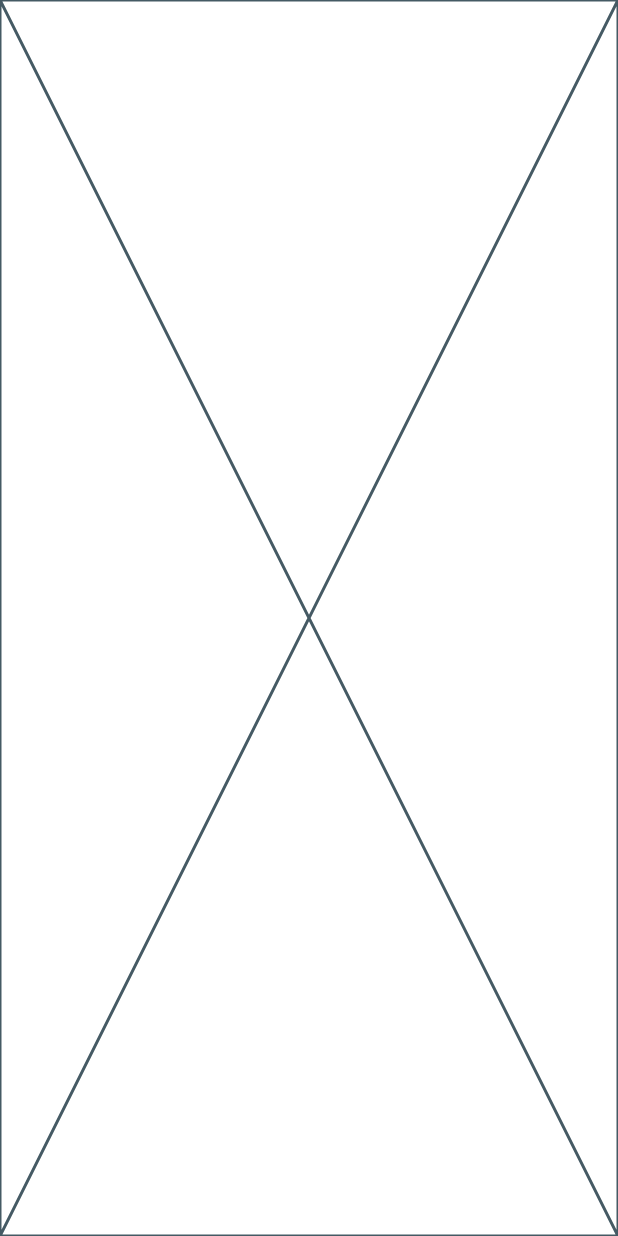
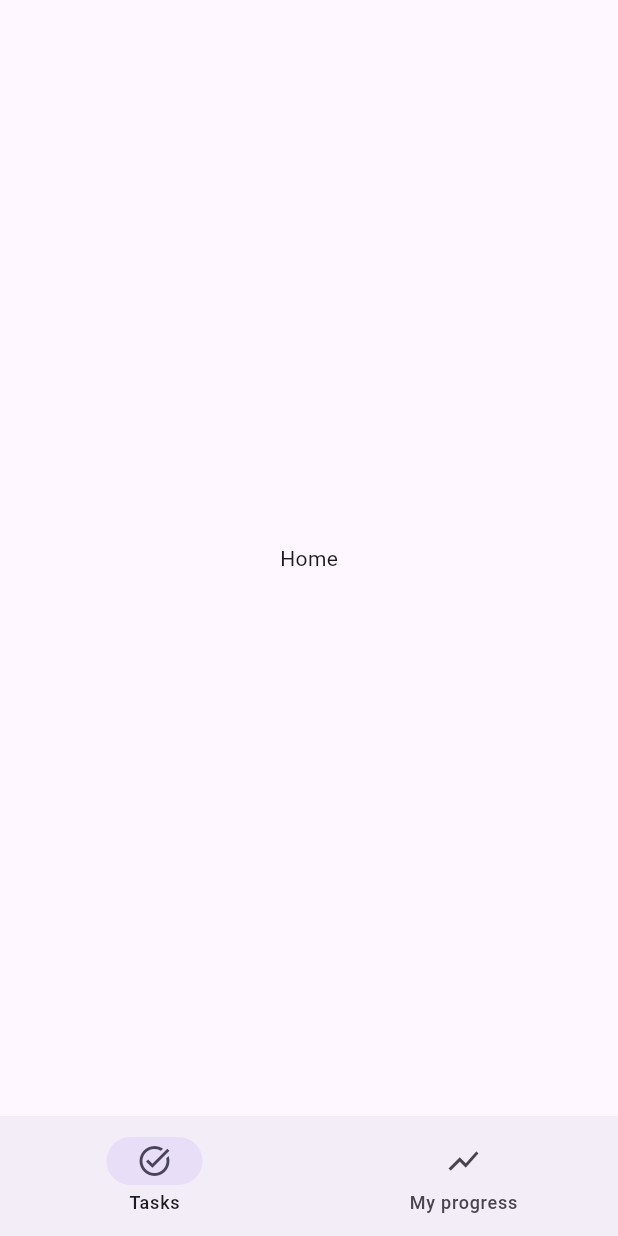
Before and after one commit to murilomonte/organize, a Flutter app: the screen it shows after launch, on a phone screen of 412 x 824 dp. Run offline on Flutter 3.47's test engine with Material 3 defaults, Android fonts, the phone set to English and light mode, and no system bars.

Commit message:
feat: navigation done

```diff
--- a/lib/src/organize.dart
+++ b/lib/src/organize.dart
@@ -1,10 +1,18 @@
 import 'package:flutter/material.dart';
+import 'package:organize/src/view/navigation.dart';
 
 class Organize extends StatelessWidget {
+  final bool isFirstLogin = false;
+
   const Organize({super.key});
 
   @override
   Widget build(BuildContext context) {
-    return const Placeholder();
+    return MaterialApp(
+      theme: ThemeData.light(),
+      darkTheme: ThemeData.dark(),
+      themeMode: ThemeMode.system,
+      home: isFirstLogin ? Placeholder() : Navigation(),
+    );
   }
 }
--- /dev/null
+++ b/lib/src/utility/constraints.dart
@@ -0,0 +1,4 @@
+import 'package:flutter/material.dart';
+
+bool isMobileLayout(BuildContext context) =>
+    MediaQuery.sizeOf(context).width < 600;
--- /dev/null
+++ b/lib/src/view/navigation.dart
@@ -0,0 +1,80 @@
+import 'package:flutter/material.dart';
+import 'package:organize/src/utility/constraints.dart';
+
+class Navigation extends StatefulWidget {
+  const Navigation({super.key});
+
+  @override
+  State<Navigation> createState() => _NavigationState();
+}
+
+class _NavigationState extends State<Navigation> {
+  List destinations = [
+    (
+      icon: Icon(Icons.task_alt_outlined),
+      selectedIcon: Icon(Icons.task_alt),
+      label: 'Tasks',
+    ),
+    (
+      icon: Icon(Icons.show_chart_outlined),
+      selectedIcon: Icon(Icons.show_chart),
+      label: 'My progress',
+    ),
+  ];
+
+  List<Widget> views = [
+    Center(child: Text('Home')),
+    Center(child: Text('Progress')),
+  ];
+
+  void _onDestinationSelected(value) {
+    setState(() {
+      _currentIndex = value;
+    });
+  }
+
+  int _currentIndex = 0;
+  @override
+  Widget build(BuildContext context) {
+    if (isMobileLayout(context)) {
+      return Scaffold(
+        bottomNavigationBar: NavigationBar(
+          selectedIndex: _currentIndex,
+          onDestinationSelected: _onDestinationSelected,
+          destinations: destinations.map((e) {
+            return NavigationDestination(
+              icon: e.icon,
+              selectedIcon: e.selectedIcon,
+              label: e.label,
+            );
+          }).toList(),
+        ),
+        body: views[_currentIndex],
+      );
+    } else {
+      return Scaffold(
+        body: Row(
+          children: [
+            SafeArea(
+              child: NavigationRail(
+                minExtendedWidth: 200,
+                backgroundColor: Theme.of(context).colorScheme.surfaceContainer,
+                extended: true,
+                destinations: destinations.map((e) {
+                  return NavigationRailDestination(
+                    icon: e.icon,
+                    selectedIcon: e.selectedIcon,
+                    label: Text(e.label),
+                  );
+                }).toList(),
+                selectedIndex: _currentIndex,
+                onDestinationSelected: _onDestinationSelected,
+              ),
+            ),
+            Expanded(child: views[_currentIndex]),
+          ],
+        ),
+      );
+    }
+  }
+}
```
